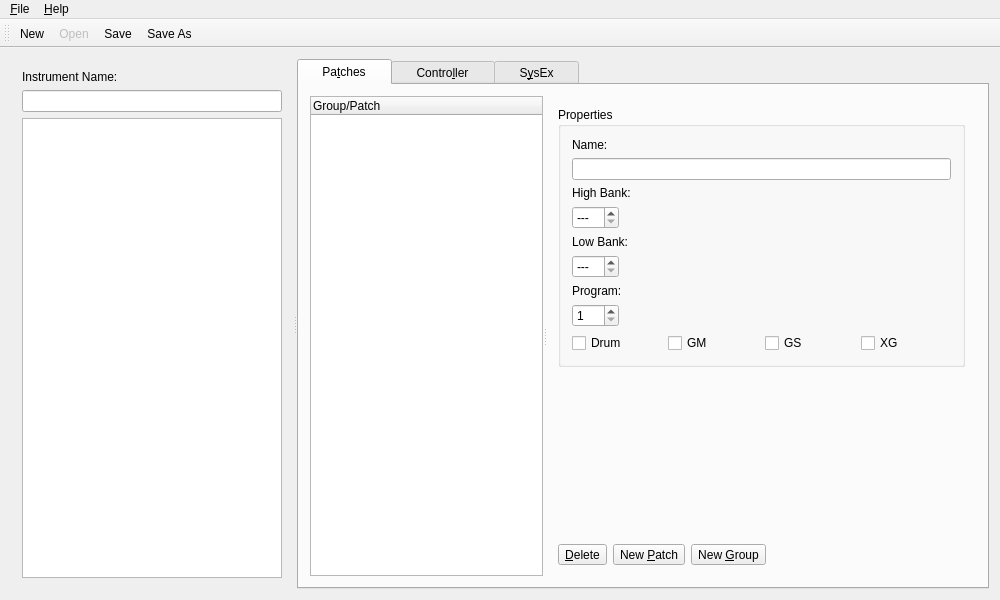
This is oom/instruments/editinstrumentbase.ui in ccherrett/oom as Qt 5 draws it before an edit. The edited form follows.
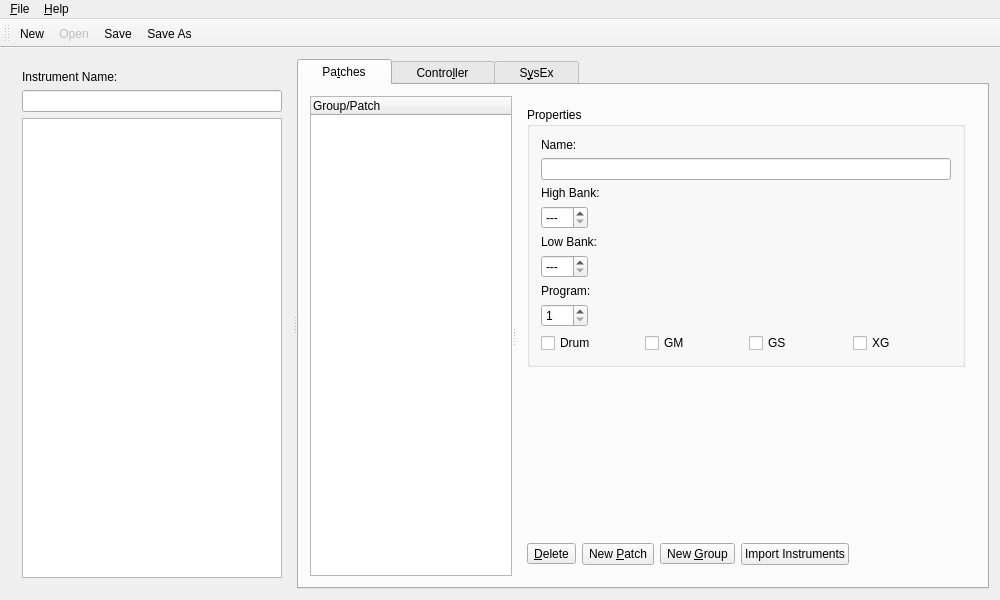
This is the edited form.

Patch:
```diff
--- a/oom/instruments/editinstrumentbase.ui
+++ b/oom/instruments/editinstrumentbase.ui
@@ -432,6 +432,13 @@
                  </property>
                 </widget>
                </item>
+               <item>
+                <widget class="QPushButton" name="btnImport">
+                 <property name="text">
+                  <string>Import Instruments</string>
+                 </property>
+                </widget>
+               </item>
                <item>
                 <spacer name="spacer11">
                  <property name="orientation">
```
Left out of the diff: 2 changed lines with no effect on the pictures.
